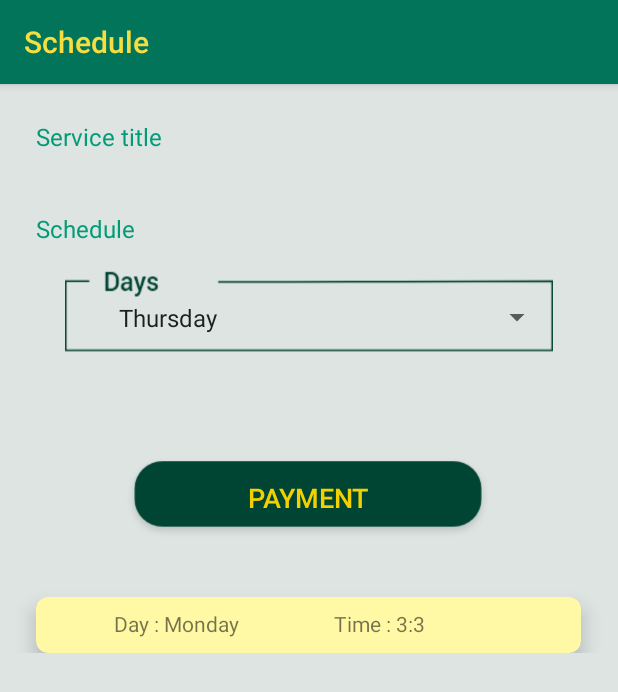
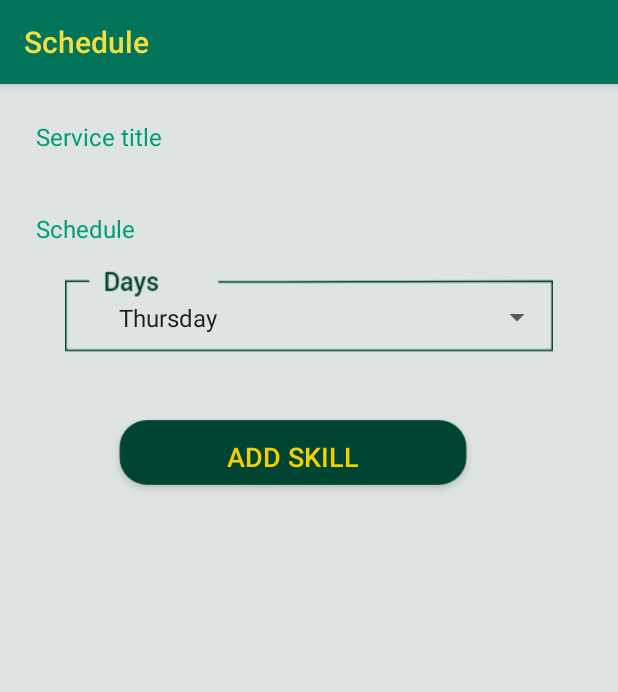
Before and after one commit to Gesraha101/SkillPlus, an Android app: the ScheduleActivity screen opened directly, with no data from a screen before it, on a phone screen of 412 x 824 dp. Shown: the top 692 px of the screen. Run offline under Robolectric (Android 15) with nearby library versions, the phone set to English and light mode, and no system bars; libraries missing offline, so code that uses them is left out: com.iarcuschin.simpleratingbar.

Commit message:
Updated Schedule Activity

```diff
--- a/app/src/main/java/com/example/lost/skillplus/views/activities/AddTeacherSkillActivity.kt
+++ b/app/src/main/java/com/example/lost/skillplus/views/activities/AddTeacherSkillActivity.kt
@@ -24,7 +24,7 @@ class AddTeacherSkillActivity : AppCompatActivity() {
         setSupportActionBar(toolbar)
 
 
-        btn_add_skill.setOnClickListener {
+        btn_proceed.setOnClickListener {
             val intent = Intent(this@AddTeacherSkillActivity,ScheduleActivity::class.java)
             intent.putExtra("skillName",eT_Title?.text.toString())
             intent.putExtra("skillDesc",eT_Description?.text.toString())
--- a/app/src/main/java/com/example/lost/skillplus/views/activities/ScheduleActivity.kt
+++ b/app/src/main/java/com/example/lost/skillplus/views/activities/ScheduleActivity.kt
@@ -8,6 +8,7 @@ import android.os.Bundle
 import android.support.annotation.RequiresApi
 import android.support.v7.app.AppCompatActivity
 import android.support.v7.widget.LinearLayoutManager
+import android.util.Log
 import android.view.View
 import android.widget.AdapterView
 import android.widget.ArrayAdapter
@@ -26,9 +27,9 @@ import java.util.*
 
 class ScheduleActivity : AppCompatActivity() {
     private lateinit var mAdapter: ScheduleAdapter
-    var dayPicked: String? = null
-    var dT =DayTime("Monday",3,3)
-    var dayTimeList= arrayListOf<DayTime>(dT) //Todo:Intialize schedule recycler view with no data
+    var dayPicked: Int? = null
+    var dayTimeList :ArrayList<DayTime> = arrayListOf()
+    var dayTimeArray= arrayListOf<Array<Int?>>()
 
     @RequiresApi(Build.VERSION_CODES.M)
     override fun onCreate(savedInstanceState: Bundle?) {
@@ -37,42 +38,6 @@ class ScheduleActivity : AppCompatActivity() {
         setSupportActionBar(toolbar_schedule)
 
         tF_Title.text=intent.getStringExtra("skillName")
-
-        val skillRequest = Skill(
-                skill_name =intent.getStringExtra("skillName")
-                ,skill_desc=intent.getStringExtra("skillDesc")
-                ,session_no=intent.getIntExtra("sessionNumber",0)
-                ,duration=intent.getFloatExtra("sessionDuration",0f)
-                ,skill_price=intent.getFloatExtra("skillPrice",0f)
-                ,extra_fees=intent.getFloatExtra("extraFees",0f)
-                ,user_id=1 //Todo: get user_id from shared preferences
-                ,cat_id=1 //Todo: get cat_id from ...?
-                ,schedule = listOf( System.currentTimeMillis() )//Todo: Get schedule from Gesraha's ultimate equation
-
-            ,user_name = null
-            ,adding_date = null
-            ,rate = null
-            ,skill_id = null
-        )
-        val service = RetrofitManager.getInstance()?.create(ServiceManager::class.java)
-        val call: Call<SkillsResponse>? = service?.addSkill(skillRequest)
-        call?.enqueue(object : Callback<SkillsResponse> {
-            override fun onResponse(call: Call<SkillsResponse>, response: Response<SkillsResponse>) {
-                if (response.isSuccessful) {
-                    if(response.body()?.status  == true) { startActivity(Intent(this@ScheduleActivity, HomeActivity::class.java))}//Todo: not sure where should it go after, instead of HomeActivity
-                    else{
-                            //Error adding
-                    }
-                } else {
-                            //No response from retrofit
-                     }
-            }
-
-            override fun onFailure(call: Call<SkillsResponse>, t: Throwable) {
-                //Failure sending request
-            }
-
-        })
 
         rV_Schedule.apply {
             layoutManager = LinearLayoutManager(this@ScheduleActivity)
@@ -91,7 +56,7 @@ class ScheduleActivity : AppCompatActivity() {
             }
 
             override fun onItemSelected(parent: AdapterView<*>?, view: View?, position: Int, id: Long) {
-                dayPicked = spinner.selectedItem.toString()
+                dayPicked = position+1
 
                 val c = Calendar.getInstance()
                 val hour = c.get(Calendar.HOUR)
@@ -99,14 +64,51 @@ class ScheduleActivity : AppCompatActivity() {
 
                 val tpd = TimePickerDialog(this@ScheduleActivity, com.example.lost.skillplus.R.style.TimePickerTheme,
                         TimePickerDialog.OnTimeSetListener(function = { view, h, m ->
-                            dayTimeList.add(DayTime(dayPicked,h,m))
+                            dayTimeList.add(DayTime(spinner.selectedItem.toString(),h,m))
                             mAdapter.notifyDataSetChanged()
+                            dayTimeArray.add(arrayOf(dayPicked,h,m))
                         }), hour, minute, false)
                 tpd.show()
             }
 
         }
+        btn_add_skill.setOnClickListener {
+            val skillRequest = Skill(
+                    skill_name =intent.getStringExtra("skillName")
+                    ,skill_desc=intent.getStringExtra("skillDesc")
+                    ,session_no=intent.getIntExtra("sessionNumber",0)
+                    ,duration=intent.getFloatExtra("sessionDuration",0f)
+                    ,skill_price=intent.getFloatExtra("skillPrice",0f)
+                    ,extra_fees=intent.getFloatExtra("extraFees",0f)
+                    ,user_id=1 //Todo: get user_id from shared preferences
+                    ,cat_id=1 //Todo: get cat_id from ...?
+                    ,schedule = listOf( System.currentTimeMillis() )//Todo: Get schedule from Gesraha's ultimate equation
 
+                    ,user_name = null
+                    ,adding_date = null
+                    ,rate = null
+                    ,skill_id = null
+            )
+            val service = RetrofitManager.getInstance()?.create(ServiceManager::class.java)
+            val call: Call<SkillsResponse>? = service?.addSkill(skillRequest)
+            call?.enqueue(object : Callback<SkillsResponse> {
+                override fun onResponse(call: Call<SkillsResponse>, response: Response<SkillsResponse>) {
+                    if (response.isSuccessful) {
+                        if(response.body()?.status  == true) { startActivity(Intent(this@ScheduleActivity, HomeActivity::class.java))}//Todo: not sure where should it go after, instead of HomeActivity
+                        else{
+                            //Error adding
+                        }
+                    } else {
+                        //No response from retrofit
+                    }
+                }
 
+                override fun onFailure(call: Call<SkillsResponse>, t: Throwable) {
+                    //Failure sending request
+                }
+
+            })
+
+        }
     }
 }
--- a/app/src/main/res/layout/activity_add_teacher_skill.xml
+++ b/app/src/main/res/layout/activity_add_teacher_skill.xml
@@ -144,7 +144,7 @@
                         app:layout_constraintStart_toStartOf="parent"
                         android:layout_marginTop="36dp" app:layout_constraintTop_toBottomOf="@+id/eT_Price"/>
                 <Button
-                        android:id="@+id/btn_add_skill"
+                        android:id="@+id/btn_proceed"
                         android:layout_width="248dp"
                         android:layout_height="60dp"
                         android:layout_marginStart="56dp"
@@ -152,7 +152,7 @@
                         android:layout_marginEnd="56dp"
                         android:layout_marginRight="56dp"
                         android:background="@drawable/button_bg"
-                        android:text="Add"
+                        android:text="Proceed"
                         android:textColor="#F3D100"
                         android:textSize="18dp"
                         app:layout_constraintEnd_toEndOf="parent"
--- a/app/src/main/res/layout/activity_schedule.xml
+++ b/app/src/main/res/layout/activity_schedule.xml
@@ -4,7 +4,8 @@
                                                  xmlns:tools="http://schemas.android.com/tools"
                                                  android:layout_width="match_parent"
                                                  android:layout_height="match_parent"
-                                                 tools:context=".views.activities.AddTeacherSkillActivity">
+                                                 tools:context=".views.activities.AddTeacherSkillActivity"
+                                                 android:id="@+id/coordinatorLayout">
 
     <android.support.design.widget.AppBarLayout
             android:layout_width="match_parent"
@@ -18,7 +19,7 @@
                 android:background="?attr/colorPrimary"
                 app:title="Schedule"
                 app:titleTextColor="#F6DD40"
-                app:popupTheme="@style/AppTheme.PopupOverlay" />
+                app:popupTheme="@style/AppTheme.PopupOverlay"/>
 
     </android.support.design.widget.AppBarLayout>
 
@@ -30,7 +31,7 @@
             tools:showIn="@layout/activity_add_teacher_skill"
             android:background="#DDE4E2" android:id="@+id/constraintLayout">
 
-         <ScrollView
+        <ScrollView
                 android:layout_width="match_parent"
                 android:layout_height="match_parent"
                 android:fillViewport="true">
@@ -39,24 +40,22 @@
                     android:layout_width="match_parent"
                     android:layout_height="wrap_content">
 
-                  <Button
-                        android:id="@+id/btn_payment"
+                <Button
+                        android:id="@+id/btn_add_skill"
                         android:layout_width="248dp"
-                        android:layout_height="60dp"
+                        android:layout_height="59dp"
                         android:layout_marginStart="56dp"
                         android:layout_marginLeft="56dp"
                         android:layout_marginEnd="56dp"
                         android:layout_marginRight="56dp"
                         android:background="@drawable/button_bg"
-                        android:text="Payment"
+                        android:text="Add skill"
                         android:textColor="#F3D100"
                         android:textSize="18dp"
                         app:layout_constraintEnd_toEndOf="parent"
                         app:layout_constraintStart_toStartOf="parent"
-                        tools:ignore="MissingConstraints" app:layout_constraintHorizontal_bias="0.49"
-                        android:layout_marginBottom="16dp" app:layout_constraintBottom_toBottomOf="parent"
-                        android:layout_marginTop="8dp" app:layout_constraintTop_toBottomOf="@+id/tV_Days"
-                        app:layout_constraintVertical_bias="0.118"/>
+                        tools:ignore="MissingConstraints" app:layout_constraintHorizontal_bias="0.294"
+                        android:layout_marginTop="20dp" app:layout_constraintTop_toBottomOf="@+id/rV_Schedule"/>
                 <TextView
                         android:text="@string/service_title"
                         android:textSize="16dp"
@@ -110,11 +109,10 @@
                 <android.support.v7.widget.RecyclerView
                         android:id="@+id/rV_Schedule"
                         android:layout_width="395dp"
-                        android:layout_height="364dp"
-                        android:layout_marginTop="20dp"
-                        app:layout_constraintTop_toBottomOf="@+id/btn_payment"
-                        app:layout_constraintStart_toStartOf="parent" android:layout_marginLeft="8dp"
-                        android:layout_marginStart="8dp"/>
+                        android:layout_height="wrap_content"
+                        app:layout_constraintStart_toStartOf="parent"
+                        app:layout_constraintTop_toBottomOf="@+id/spinner" android:layout_marginTop="20dp"
+                        android:layout_marginLeft="8dp" android:layout_marginStart="8dp"/>
 
             </android.support.constraint.ConstraintLayout>
         </ScrollView>
```
